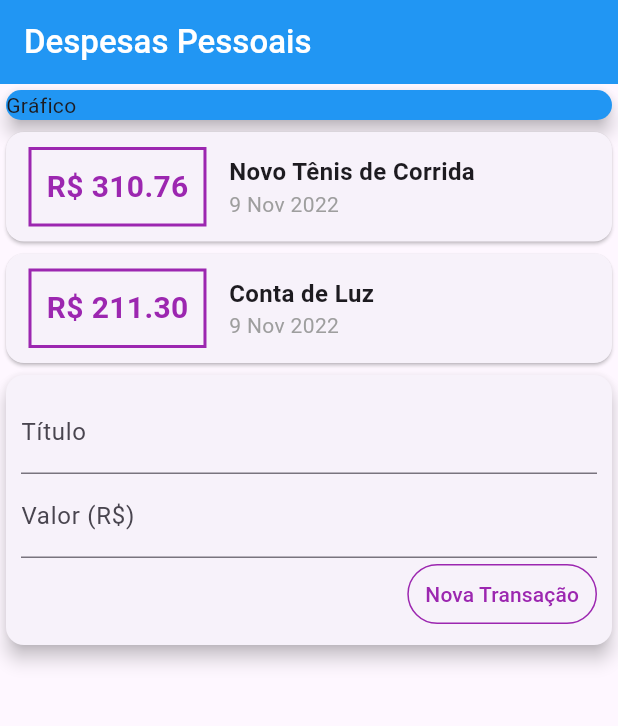
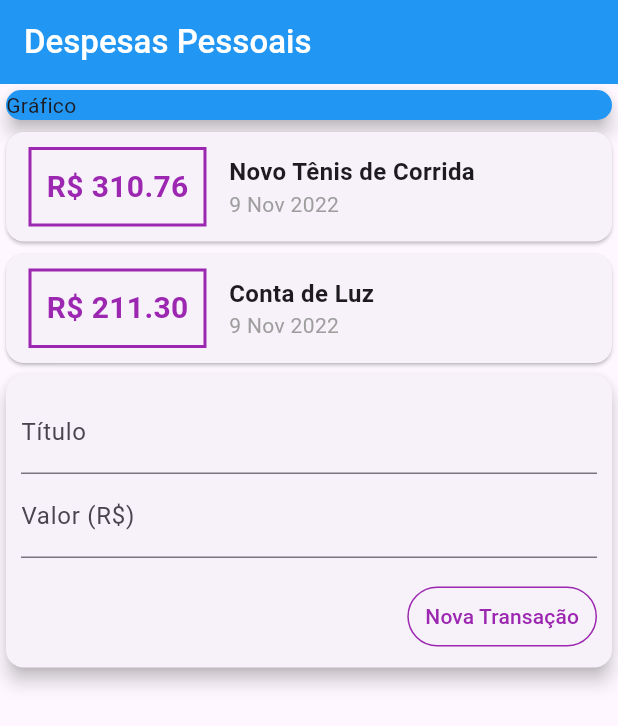
Before and after one commit to GabrielSchiavo/personal-expenses-app, a Flutter app: the screen it shows after launch, on a phone screen of 412 x 824 dp. Shown: the top 726 px of the screen. Run offline on Flutter 3.47's test engine with Material 2 defaults, Android fonts, the phone set to English and light mode, and no system bars.

Commit message:
Padding no TextButton 'Nova Transação'

```diff
--- a/lib/main.dart
+++ b/lib/main.dart
@@ -128,7 +128,9 @@ class MyHomePage extends StatelessWidget {
                   Row(
                     mainAxisAlignment: MainAxisAlignment.end,
                     children: [
-                      TextButton(
+                      Padding(
+                        padding: const EdgeInsets.fromLTRB(0, 15, 0, 0),
+                        child: TextButton(
                           style: TextButton.styleFrom(
                             side: const BorderSide(
                               width: 1,
@@ -143,6 +145,7 @@ class MyHomePage extends StatelessWidget {
                             ),
                           ),
                         ),
+                      ),
                     ],
                   )
                 ],
```
Lines whose indentation alone changed are shown as unchanged.
